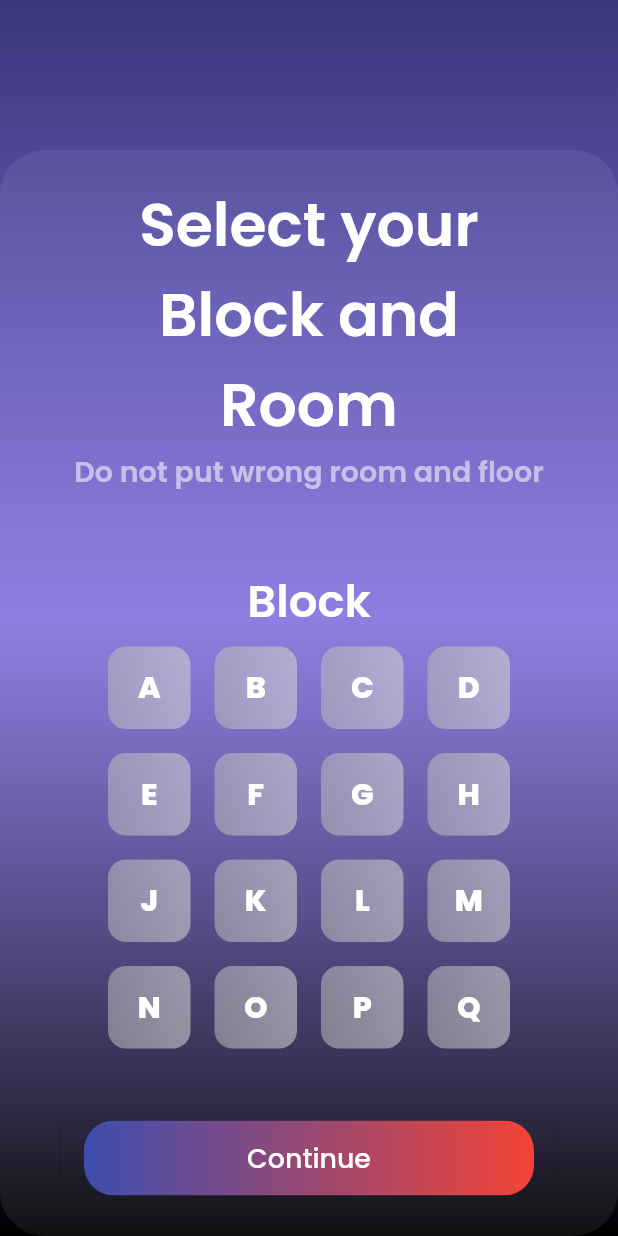
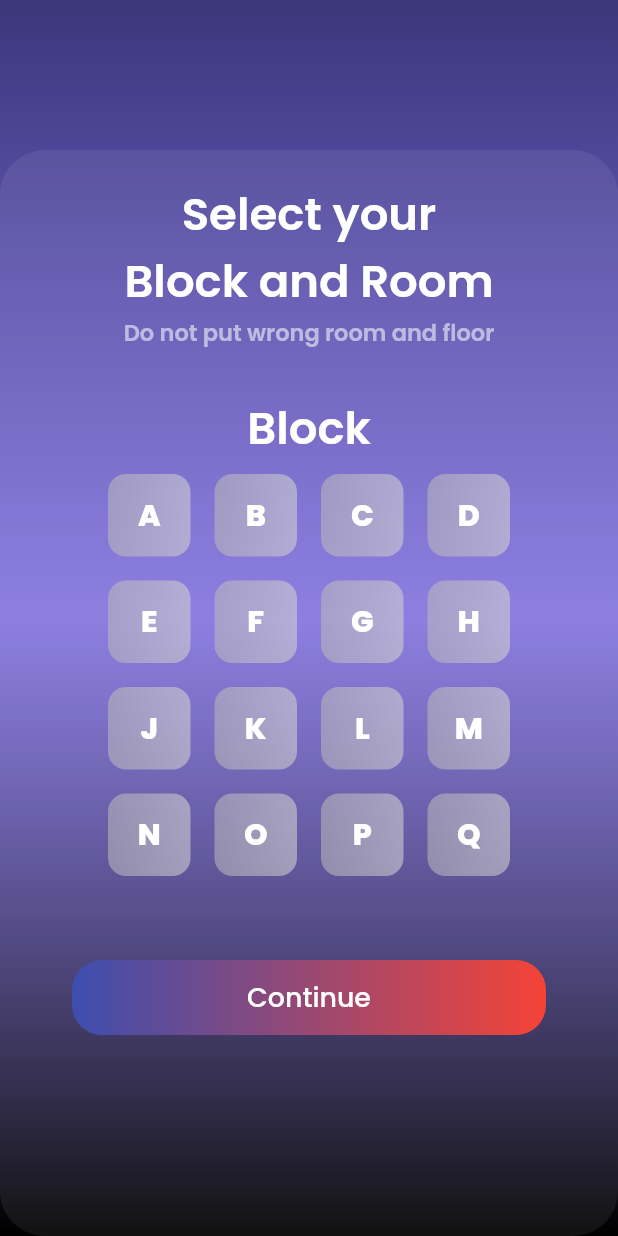
Before and after one commit to joyalshine/vit_hostel_app, a Flutter app: the screen it shows after launch, after a tap on "Sign in", after a tap on "Continue", on a phone screen of 412 x 824 dp. Run offline on Flutter 3.47's test engine with Material 2 defaults, Android fonts, the phone set to English and light mode, and no system bars; our stand-ins replace google_fonts.

Commit message:
small changes

```diff
--- a/lib/pages/block_screen.dart
+++ b/lib/pages/block_screen.dart
@@ -1,11 +1,16 @@
 import 'package:flutter/material.dart';
 import 'package:google_fonts/google_fonts.dart';
 
-class BlockSreen extends StatelessWidget {
-  BlockSreen({super.key, required this.nextScreen});
+class BlockSreen extends StatefulWidget {
+  const BlockSreen({super.key, required this.nextScreen});
 
   final void Function() nextScreen;
 
+  @override
+  State<BlockSreen> createState() => _BlockSreenState();
+}
+
+class _BlockSreenState extends State<BlockSreen> {
   final List<String> blocks = [
     "A",
     "B",
@@ -25,6 +30,9 @@ class BlockSreen extends StatelessWidget {
     "Q",
     "R"
   ];
+
+  bool onChanged = false;
+  var selectedIndex = -1;
 
   @override
   Widget build(BuildContext context) {
@@ -51,7 +59,7 @@ class BlockSreen extends StatelessWidget {
                     child: Text(
                       "Select your Block and Room",
                       style: GoogleFonts.poppins(
-                        fontSize: 40,
+                        fontSize: 30,
                         fontWeight: FontWeight.w600,
                         color: Colors.white,
                       ),
@@ -61,14 +69,14 @@ class BlockSreen extends StatelessWidget {
                   Text(
                     "Do not put wrong room and floor",
                     style: GoogleFonts.poppins(
-                      fontSize: 19,
+                      fontSize: 15,
                       fontWeight: FontWeight.w600,
                       color: const Color.fromARGB(141, 255, 255, 255),
                     ),
                     textAlign: TextAlign.center,
                   ),
                   const SizedBox(
-                    height: 50,
+                    height: 30,
                   ),
                   Text(
                     "Block",
@@ -87,20 +95,36 @@ class BlockSreen extends StatelessWidget {
                       children: List.generate(
                           16,
                           (index) => TextButton(
-                                onPressed: () {},
+                                onPressed: () {
+                                  setState(() {
+                                    selectedIndex = index;
+                                    // onChanged = true;
+                                  });
+                                },
                                 child: Ink(
-                                  decoration: const BoxDecoration(
-                                    gradient: LinearGradient(
+                                  decoration: BoxDecoration(
+                                    gradient: (selectedIndex != index)
+                                        ? const LinearGradient(
                                             colors: [
-                                        Color.fromARGB(142, 185, 185, 185),
+                                              Color.fromARGB(
+                                                  142, 185, 185, 185),
                                               Color.fromARGB(149, 209, 209, 209)
                                             ],
                                             stops: [0, 1],
                                             begin: Alignment.centerLeft,
                                             end: Alignment.centerRight,
+                                          )
+                                        : const LinearGradient(
+                                            colors: [
+                                              Color(0xff784cc6),
+                                              Color(0xff8f6ad0)
+                                            ],
+                                            stops: [0, 1],
+                                            begin: Alignment.topLeft,
+                                            end: Alignment.bottomRight,
                                           ),
-                                    borderRadius:
-                                        BorderRadius.all(Radius.circular(12.0)),
+                                    borderRadius: const BorderRadius.all(
+                                        Radius.circular(12.0)),
                                   ),
                                   child: Container(
                                     constraints: const BoxConstraints(
@@ -124,8 +148,8 @@ class BlockSreen extends StatelessWidget {
                     height: 40,
                   ),
                   SizedBox(
-                    child: OutlinedButton(
-                      onPressed: nextScreen,
+                    child: TextButton(
+                      onPressed: widget.nextScreen,
                       child: Ink(
                         decoration: const BoxDecoration(
                           gradient: LinearGradient(
--- a/lib/pages/login_page.dart
+++ b/lib/pages/login_page.dart
@@ -60,6 +60,7 @@ class _LoginPageState extends State<LoginPage> {
         fontFamily: GoogleFonts.poppins().fontFamily,
       ),
       home: Scaffold(
+          resizeToAvoidBottomInset: false,
           body: Container(
               decoration: const BoxDecoration(
                 gradient: LinearGradient(
--- a/lib/pages/otp_screen.dart
+++ b/lib/pages/otp_screen.dart
@@ -13,17 +13,16 @@ class OtpScreen extends StatelessWidget {
         mainAxisSize: MainAxisSize.min,
         children: [
           const SizedBox(
-            height: 90,
+            height: 50,
           ),
-          Expanded(
-            flex: 2,
+          Padding(
+            padding: const EdgeInsets.all(8.0),
             child: Image.asset(
               'assets/images/otp-icon.png',
+              height: 250,
             ),
           ),
-          Expanded(
-            flex: 3,
-            child: Container(
+          Container(
             margin: const EdgeInsets.only(top: 40),
             width: double.infinity,
             decoration: BoxDecoration(
@@ -38,7 +37,7 @@ class OtpScreen extends StatelessWidget {
                 Text(
                   "Enter OTP",
                   style: GoogleFonts.poppins(
-                      fontSize: 40,
+                    fontSize: 30,
                     fontWeight: FontWeight.w600,
                     color: Colors.white,
                   ),
@@ -49,7 +48,7 @@ class OtpScreen extends StatelessWidget {
                 Text(
                   "An 4 digit code has been sent to arnab.ghsoh2021@gmail.com",
                   style: GoogleFonts.poppins(
-                      fontSize: 19,
+                    fontSize: 17,
                     fontWeight: FontWeight.w600,
                     color: Colors.white,
                   ),
@@ -59,7 +58,7 @@ class OtpScreen extends StatelessWidget {
                   height: 40,
                 ),
                 SizedBox(
-                    height: 80,
+                  height: 50,
                   child: Row(
                     mainAxisAlignment: MainAxisAlignment.spaceBetween,
                     children: List.generate(
@@ -116,7 +115,7 @@ class OtpScreen extends StatelessWidget {
                   height: 40,
                 ),
                 SizedBox(
-                    child: OutlinedButton(
+                  child: TextButton(
                     onPressed: nextScreen,
                     child: Ink(
                       decoration: const BoxDecoration(
@@ -175,7 +174,6 @@ class OtpScreen extends StatelessWidget {
               ]),
             ),
           ),
-          ),
         ],
       ),
     );
--- a/lib/pages/start_screen.dart
+++ b/lib/pages/start_screen.dart
@@ -8,24 +8,19 @@ class StartScreen extends StatelessWidget {
 
   @override
   Widget build(BuildContext context) {
-    return Center(
-      child: Column(
-        mainAxisSize: MainAxisSize.min,
+    return Column(
       children: [
-          const SizedBox(
-            height: 90,
-          ),
-          Expanded(
-            flex: 1,
+        Padding(
+          padding: const EdgeInsets.only(
+              left: 8.0, right: 8.0, bottom: 8.0, top: 40.0),
           child: SizedBox(
             width: double.infinity,
-              height: double.infinity,
             child: Center(
               child: Text(
                 "Effortless Complaints, Maintenance, and Menus for a Better Stay!",
                 textAlign: TextAlign.center,
                 style: GoogleFonts.poppins(
-                    fontSize: 30,
+                  fontSize: 22,
                   fontWeight: FontWeight.w600,
                   color: Colors.white,
                 ),
@@ -33,24 +28,29 @@ class StartScreen extends StatelessWidget {
             ),
           ),
         ),
-          Expanded(
-            flex: 2,
+        Padding(
+          padding: const EdgeInsets.only(bottom: 8.0),
           child: Image.asset(
             'assets/images/login-icon.png',
+            height: 250,
           ),
         ),
         Expanded(
           flex: 3,
           child: Container(
             width: double.infinity,
+            padding: const EdgeInsets.symmetric(vertical: 25.0, horizontal: 35),
             decoration: BoxDecoration(
                 color: const Color.fromARGB(18, 245, 245, 245),
                 borderRadius: BorderRadius.circular(30.0)),
             child: Column(children: [
+              // const SizedBox(
+              //   height: 20,
+              // ),
               Text(
                 "Welcome back",
                 style: GoogleFonts.poppins(
-                    fontSize: 40,
+                  fontSize: 30,
                   fontWeight: FontWeight.w500,
                   color: Colors.white,
                 ),
@@ -78,7 +78,7 @@ class StartScreen extends StatelessWidget {
                 height: 15,
               ),
               SizedBox(
-                  width: 370,
+                width: double.infinity,
                 child: TextField(
                   autocorrect: true,
                   decoration: InputDecoration(
@@ -111,8 +111,8 @@ class StartScreen extends StatelessWidget {
                 height: 40,
               ),
               SizedBox(
-                  width: 390,
-                  child: OutlinedButton(
+                width: double.infinity,
+                child: TextButton(
                   onPressed: nextScreen,
                   child: Ink(
                     decoration: const BoxDecoration(
@@ -125,8 +125,8 @@ class StartScreen extends StatelessWidget {
                       borderRadius: BorderRadius.all(Radius.circular(20.0)),
                     ),
                     child: Container(
-                        constraints: const BoxConstraints(
-                            minWidth: 30.0, minHeight: 50.0),
+                      constraints:
+                          const BoxConstraints(minWidth: 30.0, minHeight: 50.0),
                       alignment: Alignment.center,
                       child: const Text(
                         'Sign in',
@@ -145,7 +145,6 @@ class StartScreen extends StatelessWidget {
           ),
         ),
       ],
-      ),
     );
   }
 }
```
Also changed, not shown: lib/pages/final_screen.dart (+71 -10 lines). Lines whose indentation alone changed are shown as unchanged.
